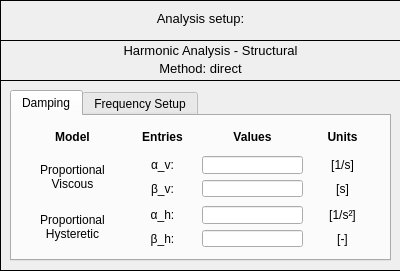
First picture: the form in pulse/uix/user_input/ui/analyseSetupInput.ui, repository open-pulse/OpenPulse, before the edit.
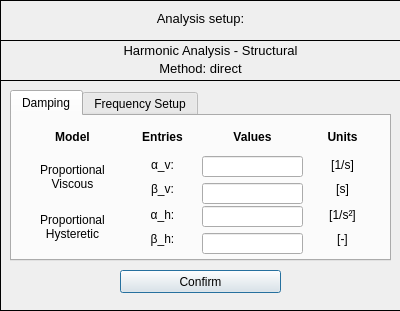
Second picture: the form after the edit. Icons and pictures are not drawn.

Diff of the .ui file:
```diff
--- a/pulse/uix/user_input/ui/analyseSetupInput.ui
+++ b/pulse/uix/user_input/ui/analyseSetupInput.ui
@@ -10,7 +10,7 @@
     <x>0</x>
     <y>0</y>
     <width>400</width>
-    <height>271</height>
+    <height>311</height>
    </rect>
   </property>
   <property name="sizePolicy">
@@ -38,7 +38,7 @@
      <x>0</x>
      <y>0</y>
      <width>401</width>
-     <height>271</height>
+     <height>311</height>
     </rect>
    </property>
    <property name="font">
@@ -96,7 +96,7 @@
       <x>0</x>
       <y>40</y>
       <width>401</width>
-      <height>231</height>
+      <height>271</height>
      </rect>
     </property>
     <property name="frameShape">
@@ -442,7 +442,7 @@
          <x>190</x>
          <y>40</y>
          <width>101</width>
-         <height>41</height>
+         <height>48</height>
         </rect>
        </property>
        <layout class="QVBoxLayout" name="verticalLayout_9">
@@ -524,7 +524,7 @@
          <x>190</x>
          <y>90</y>
          <width>101</width>
-         <height>41</height>
+         <height>48</height>
         </rect>
        </property>
        <layout class="QVBoxLayout" name="verticalLayout_12">
@@ -732,6 +732,19 @@
       </widget>
      </widget>
     </widget>
+    <widget class="QPushButton" name="pushButton_confirm">
+     <property name="geometry">
+      <rect>
+       <x>120</x>
+       <y>230</y>
+       <width>161</width>
+       <height>23</height>
+      </rect>
+     </property>
+     <property name="text">
+      <string>Confirm</string>
+     </property>
+    </widget>
    </widget>
   </widget>
  </widget>
```
